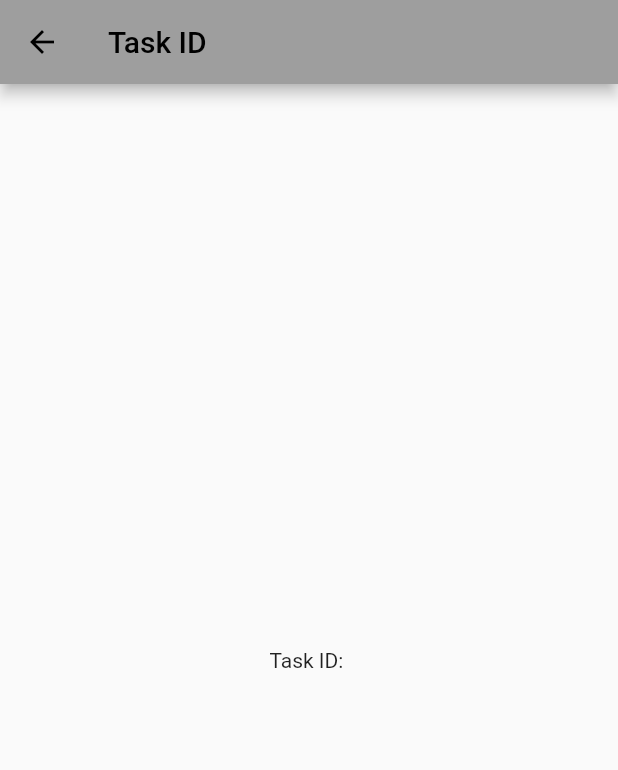
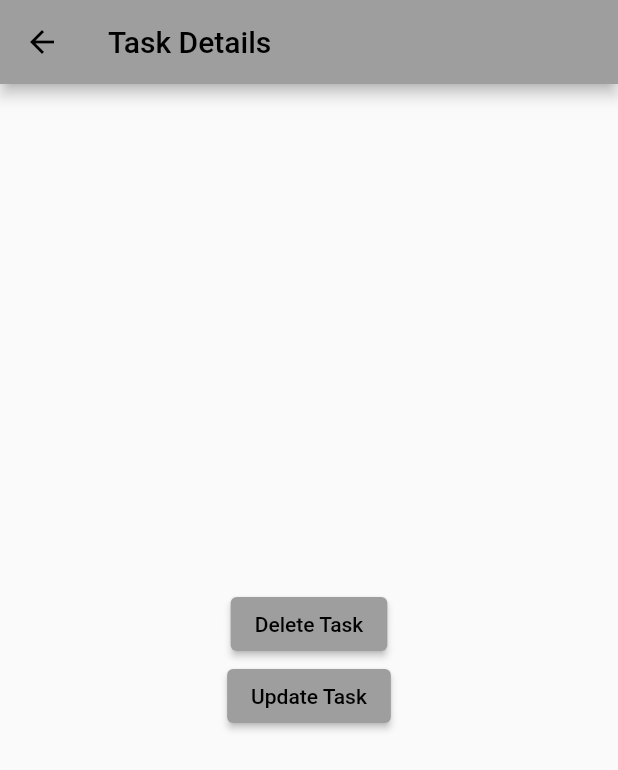
Before and after one commit to silassnbr/Flutter_to_Do_App, a Flutter app: the TaskDetailPage screen opened directly with empty values, on a phone screen of 412 x 824 dp. Shown: the top 770 px of the screen. Run offline on Flutter 3.47's test engine with Material 2 defaults, Android fonts, the phone set to English and light mode, and no system bars; network calls fail.

Commit message:
delete function added

```diff
--- a/todo/lib/allTasks.dart
+++ b/todo/lib/allTasks.dart
@@ -33,7 +33,7 @@ class _AllTasksPageState extends State<AllTasksPage>
         toolbarHeight: 4,
         bottom: TabBar(
           controller: _tabController,
-          tabs: <Widget>[
+          tabs: const <Widget>[
             Tab(
               icon: Icon(Icons.done_all_outlined),
               text: "TAMAMLANAN",
@@ -47,7 +47,7 @@ class _AllTasksPageState extends State<AllTasksPage>
       ),
       body: TabBarView(
         controller: _tabController,
-        children: <Widget>[
+        children: const <Widget>[
           Tamamlanan(), Bekleyen() // Tamamlanan görevlerin listelendiği sayfa
         ],
       ),
--- a/todo/lib/functions.dart
+++ b/todo/lib/functions.dart
@@ -9,7 +9,7 @@ var sayi;
 var toplam;
 List<int> bekleyenler = [];
 Future<Tasks> getAllTasks() async {
-  final url = 'http://api.nstack.in/v1/todos?page=1&limit=10';
+  final url = 'http://api.nstack.in/v1/todos?page=1&limit=19';
   final uri = Uri.parse(url);
   final response = await http.get(uri);
   if (response.statusCode == 200) {
@@ -39,7 +39,7 @@ Future<Tasks> getBekleyenler() async {
   bekleyenlerTitle.clear();
   bekleyenlerDes.clear();
   bekleyenlerId.clear();
-  final url = 'http://api.nstack.in/v1/todos?page=1&limit=10';
+  final url = 'http://api.nstack.in/v1/todos?page=1&limit=19';
   final uri = Uri.parse(url);
   final response = await http.get(uri);
   if (response.statusCode == 200) {
@@ -66,7 +66,7 @@ Future<Tasks> getTamamlanan() async {
   tamamlananTitle.clear();
   tamamlananDes.clear();
   tamamlananId.clear();
-  final url = 'http://api.nstack.in/v1/todos?page=1&limit=10';
+  final url = 'http://api.nstack.in/v1/todos?page=1&limit=19';
   final uri = Uri.parse(url);
   final response = await http.get(uri);
   if (response.statusCode == 200) {
--- a/todo/lib/taskDetail.dart
+++ b/todo/lib/taskDetail.dart
@@ -1,18 +1,77 @@
 import 'package:flutter/material.dart';
+import 'package:http/http.dart' as http;
 
-class TaskDetailPage extends StatelessWidget {
+class TaskDetailPage extends StatefulWidget {
   final String taskId;
+  final String taskTitle;
+  final String taskDesc;
+  bool taskCopm;
+  TaskDetailPage(
+      {required this.taskId,
+      required this.taskTitle,
+      required this.taskCopm,
+      required this.taskDesc});
 
-  TaskDetailPage({required this.taskId});
+  @override
+  _MyTaskPageState createState() => _MyTaskPageState();
+}
+
+class _MyTaskPageState extends State<TaskDetailPage> {
+  void dialogDelete(BuildContext context) {
+    showDialog(
+      context: context,
+      builder: (BuildContext context) {
+        return AlertDialog(
+          title: Text("Task Deleted"),
+          actions: [
+            TextButton(
+              onPressed: () {
+                Navigator.of(context).pop();
+              },
+              child: Text("OK"),
+            ),
+          ],
+        );
+      },
+    );
+  }
+
+  Future<void> delete() async {
+    final url = "http://api.nstack.in/v1/todos/${widget.taskId}";
+    final uri = Uri.parse(url);
+    final response = await http.delete(uri);
+    if (response.statusCode == 200) {
+      dialogDelete(context);
+    } else {
+      print("error");
+    }
+    print("delete");
+  }
+
+  void update() {
+    print("update");
+  }
 
   @override
   Widget build(BuildContext context) {
     return Scaffold(
       appBar: AppBar(
-        title: Text("Task ID"),
+        title: Text("Task Details" + "   " + widget.taskTitle),
       ),
       body: Center(
-        child: Text("Task ID: $taskId"),
+        child: Column(
+          mainAxisAlignment: MainAxisAlignment.center,
+          children: [
+            ElevatedButton(
+              onPressed: delete,
+              child: Text("Delete Task"),
+            ),
+            ElevatedButton(
+              onPressed: update,
+              child: Text("Update Task"),
+            ),
+          ],
+        ),
       ),
     );
   }
```
Also changed, not shown: todo/lib/addTask.dart (+25 -2 lines), todo/lib/beyleyen.dart (+6 -1 lines), todo/lib/tamamlanan.dart (+7 -1 lines).
